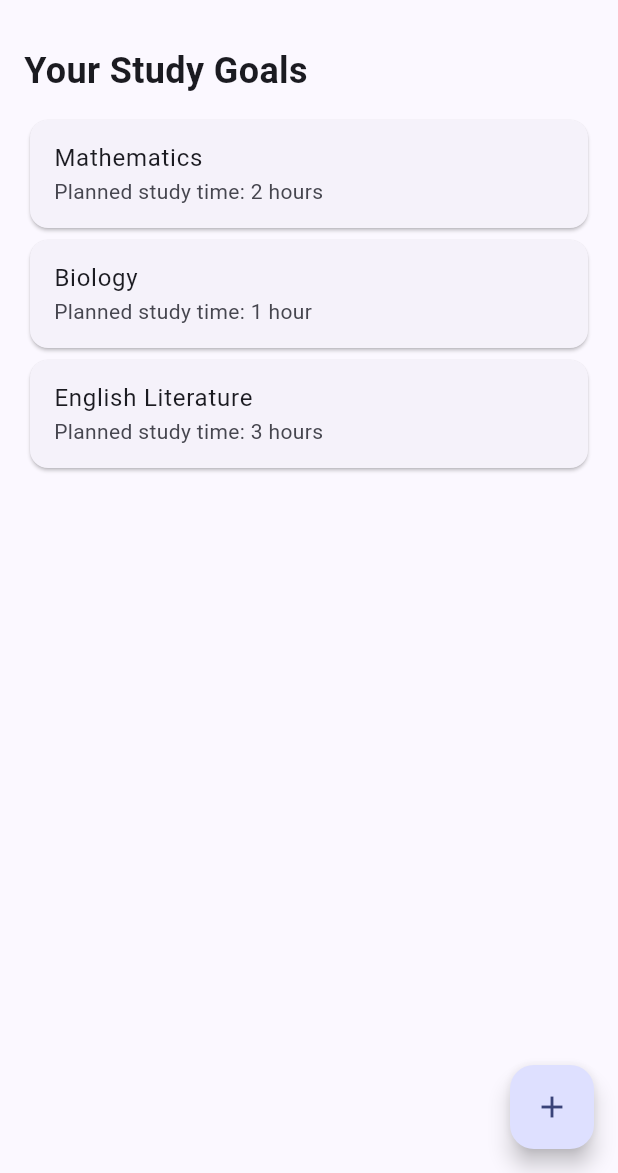
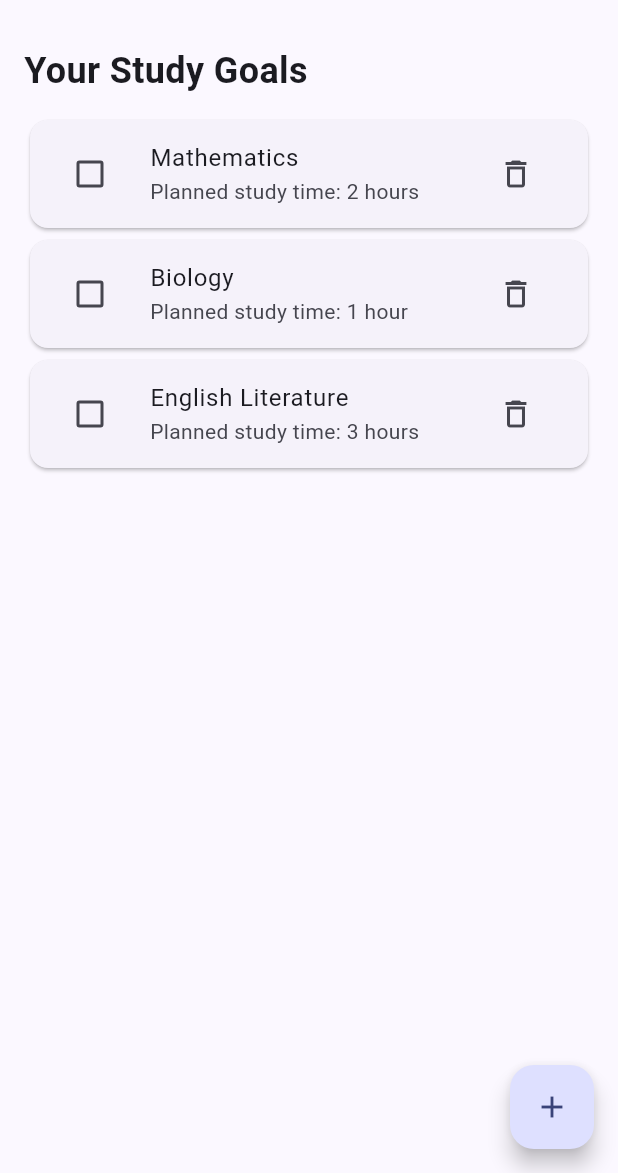
Before and after one commit to umutoniyvette46-del/dart-oop-27019, a Flutter app: the screen it shows after launch, on a phone screen of 412 x 824 dp, the part 63-1236 px from its top. Run offline on Flutter 3.47's test engine with Material 3 defaults, Android fonts, the phone set to English and light mode, and no system bars; our stand-ins replace material_ui.

Commit message:
Implement Phase 2 in-memory goal list

```diff
--- a/lib/main.dart
+++ b/lib/main.dart
@@ -21,56 +21,105 @@ class MyStudyPlannerApp extends StatelessWidget {
   }
 }
 
-class StudyPlannerHomePage extends StatelessWidget {
+class StudyPlannerHomePage extends StatefulWidget {
   const StudyPlannerHomePage({super.key});
+
+  @override
+  State<StudyPlannerHomePage> createState() => _StudyPlannerHomePageState();
+}
+
+class _StudyPlannerHomePageState extends State<StudyPlannerHomePage> {
+  // LOGIC: Phase 2 keeps study goals in memory as simple maps.
+  final List<Map<String, Object>> _goals = [
+    {'subject': 'Mathematics', 'hours': 2, 'done': false},
+    {'subject': 'Biology', 'hours': 1, 'done': false},
+    {'subject': 'English Literature', 'hours': 3, 'done': false},
+  ];
+
+  // LOGIC: Toggle one goal's completion state.
+  void _toggleGoal(int index) {
+    setState(() {
+      final isDone = _goals[index]['done'] as bool;
+      _goals[index]['done'] = !isDone;
+    });
+  }
+
+  // LOGIC: Remove one goal from the in-memory list.
+  void _deleteGoal(int index) {
+    setState(() {
+      _goals.removeAt(index);
+    });
+  }
+
+  // LOGIC: Add a sample goal until the add-goal form arrives in Phase 4.
+  void _addSampleGoal() {
+    setState(() {
+      _goals.add({'subject': 'History', 'hours': 1, 'done': false});
+    });
+  }
 
   @override
   Widget build(BuildContext context) {
     return Scaffold(
-      appBar: AppBar(
-        title: const Text('My Study Planner'),
-      ),
+      appBar: AppBar(title: const Text('My Study Planner')),
       body: Padding(
         padding: const EdgeInsets.all(16),
         child: Column(
           crossAxisAlignment: CrossAxisAlignment.stretch,
-          children: const [
+          children: [
             // STATIC: Heading Section
-            Text(
+            const Text(
               'Your Study Goals',
-              style: TextStyle(
-                fontSize: 24,
-                fontWeight: FontWeight.bold,
-              ),
+              style: TextStyle(fontSize: 24, fontWeight: FontWeight.bold),
             ),
-            SizedBox(height: 12),
+            const SizedBox(height: 12),
 
-            // STATIC: Goal Cards
-            Card(
-              child: ListTile(
-                title: Text('Mathematics'),
-                subtitle: Text('Planned study time: 2 hours'),
-              ),
-            ),
-            Card(
-              child: ListTile(
-                title: Text('Biology'),
-                subtitle: Text('Planned study time: 1 hour'),
-              ),
-            ),
-            Card(
-              child: ListTile(
-                title: Text('English Literature'),
-                subtitle: Text('Planned study time: 3 hours'),
+            // CONNECTION: Goal row controls call the in-memory goal logic.
+            Expanded(
+              child: ListView.builder(
+                itemCount: _goals.length,
+                itemBuilder: (context, index) {
+                  final goal = _goals[index];
+                  final subject = goal['subject'] as String;
+                  final hours = goal['hours'] as int;
+                  final isDone = goal['done'] as bool;
+                  final hourLabel = hours == 1 ? 'hour' : 'hours';
+
+                  return Card(
+                    child: ListTile(
+                      leading: Checkbox(
+                        value: isDone,
+                        onChanged: (_) => _toggleGoal(index),
+                      ),
+                      title: Text(
+                        subject,
+                        style: TextStyle(
+                          decoration: isDone
+                              ? TextDecoration.lineThrough
+                              : TextDecoration.none,
+                          color: isDone ? Colors.grey : null,
+                        ),
+                      ),
+                      subtitle: Text('Planned study time: $hours $hourLabel'),
+                      onTap: () => _toggleGoal(index),
+                      trailing: IconButton(
+                        tooltip: 'Delete $subject goal',
+                        icon: const Icon(Icons.delete_outline),
+                        onPressed: () => _deleteGoal(index),
+                      ),
+                    ),
+                  );
+                },
               ),
             ),
           ],
         ),
       ),
       // STATIC: Floating Action Button
+      // CONNECTION: The floating action button adds a sample goal.
       floatingActionButton: FloatingActionButton(
-        onPressed: () {},
-        tooltip: 'Add a study goal',
+        onPressed: _addSampleGoal,
+        tooltip: 'Add a sample study goal',
         child: const Icon(Icons.add),
       ),
     );
--- a/pubspec.yaml
+++ b/pubspec.yaml
@@ -1,5 +1,5 @@
 name: study_planner
-description: A beginner-friendly Flutter project for the Phase 1 static screen assessment.
+description: A beginner-friendly Flutter project for the Phase 2 working list assessment.
 publish_to: 'none'
 version: 1.0.0+1
 
@@ -11,5 +11,9 @@ dependencies:
     sdk: flutter
   material_ui: ^1.11.1
 
+dev_dependencies:
+  flutter_test:
+    sdk: flutter
+
 flutter:
   uses-material-design: true
```
Also changed, not shown: pubspec.lock (added), 3 other files.
